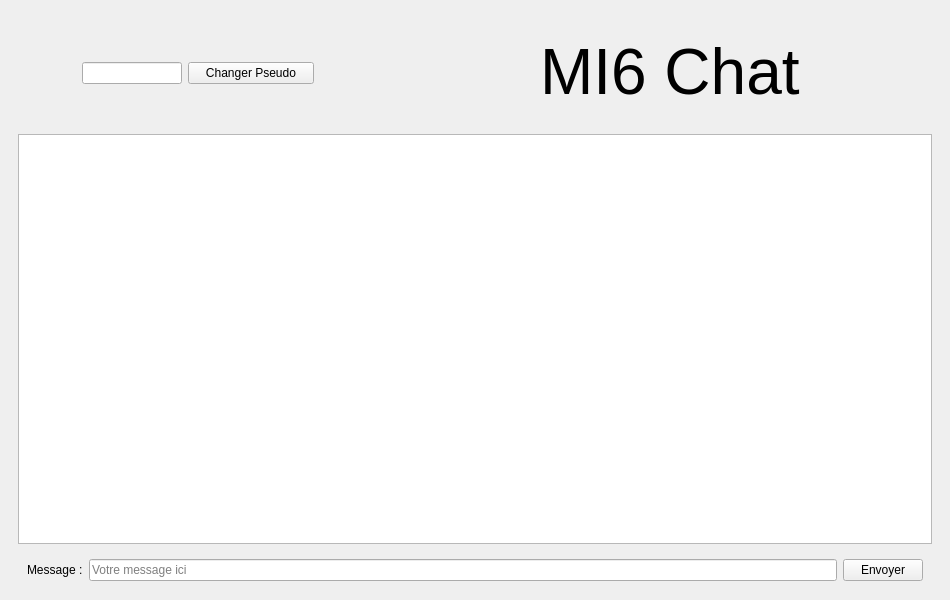
The window that App_Client/clienttcp.ui (CorentinBrossutti/Projet-L3-MI6) describes before a commit, drawn with Qt 5.
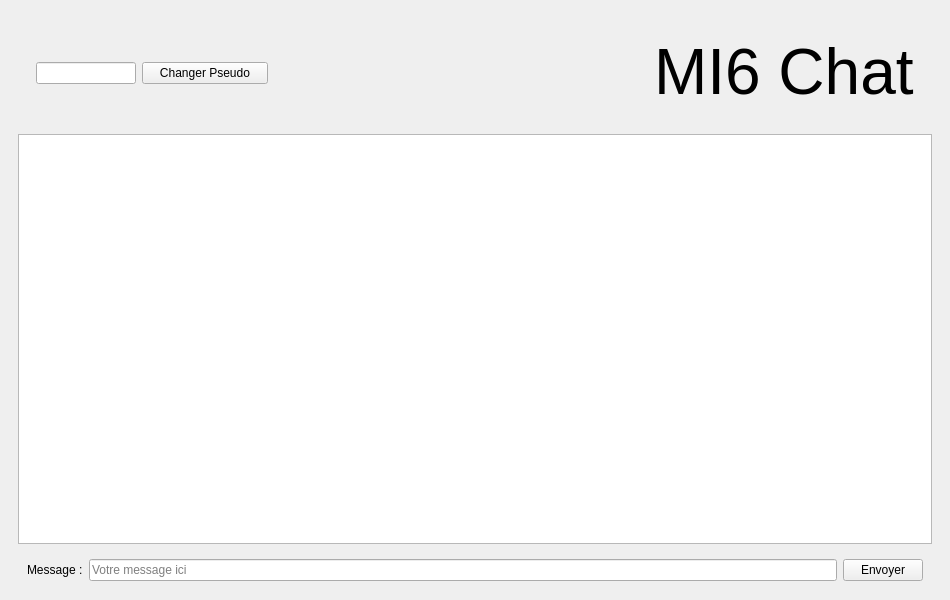
The same window after the commit. Icons and pictures are not drawn.

The edit to the form file:
```diff
--- a/App_Client/clienttcp.ui
+++ b/App_Client/clienttcp.ui
@@ -75,11 +75,11 @@
            <height>150</height>
           </size>
          </property>
-         <layout class="QGridLayout" name="gridLayout_2" columnstretch="0,0,0,0,0">
+         <layout class="QGridLayout" name="gridLayout_2" columnstretch="0,0,0,0,0,0">
           <property name="leftMargin">
            <number>9</number>
           </property>
-          <item row="0" column="2">
+          <item row="0" column="3">
            <widget class="QWidget" name="group_nom" native="true">
             <property name="enabled">
              <bool>true</bool>
@@ -179,6 +179,19 @@
             </layout>
            </widget>
           </item>
+          <item row="0" column="2">
+           <spacer name="horizontalSpacer">
+            <property name="orientation">
+             <enum>Qt::Horizontal</enum>
+            </property>
+            <property name="sizeHint" stdset="0">
+             <size>
+              <width>40</width>
+              <height>20</height>
+             </size>
+            </property>
+           </spacer>
+          </item>
          </layout>
         </widget>
        </item>
```
Left out of the diff: 8 changed lines with no effect on the pictures.
